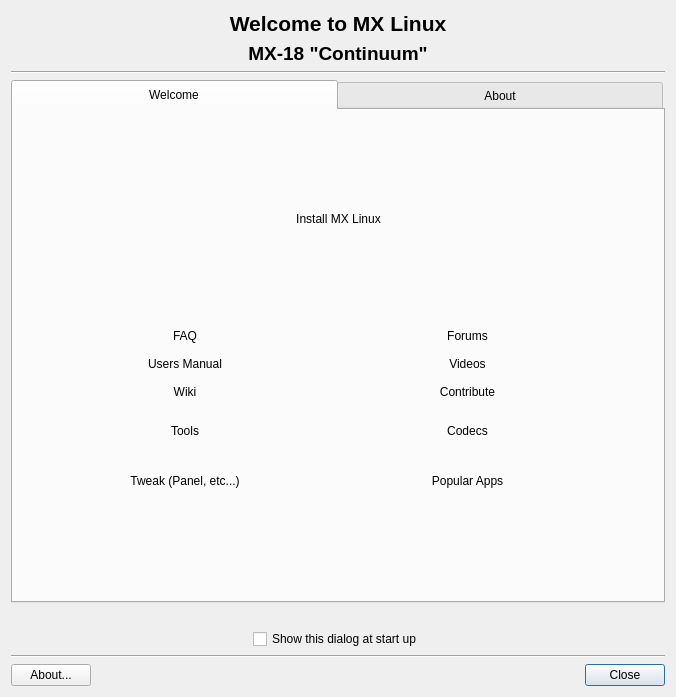
The window that mainwindow.ui (MX-Linux/mx-welcome) describes before a commit, drawn with Qt 5.
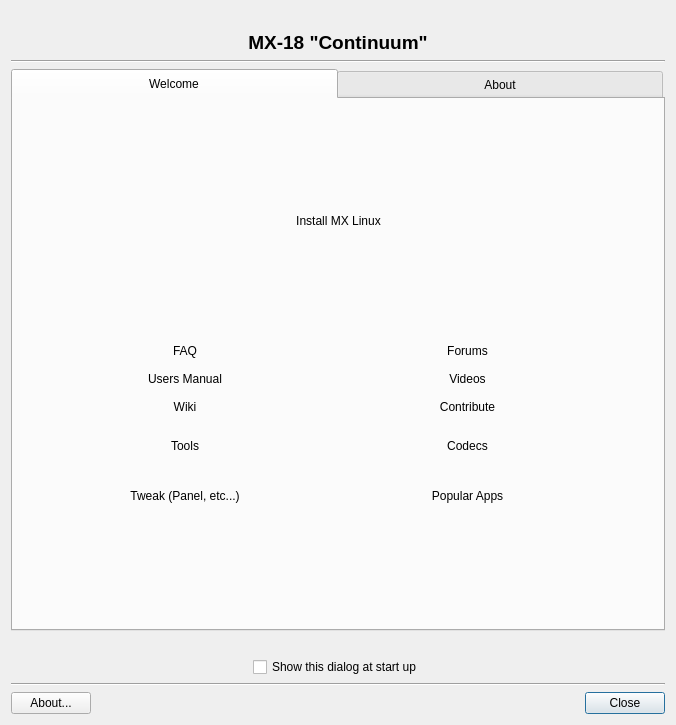
The same window after the commit. The open tabs and pages were chosen to show the change. Icons and pictures are not drawn. Custom widgets are drawn as their Qt base class.

Commit message: only run inxi if about tab is active

Patch:
```diff
--- a/mainwindow.ui
+++ b/mainwindow.ui
@@ -7,7 +7,7 @@
     <x>0</x>
     <y>0</y>
     <width>674</width>
-    <height>697</height>
+    <height>725</height>
    </rect>
   </property>
   <property name="windowTitle">
@@ -35,7 +35,7 @@
      <item row="0" column="0">
       <widget class="QLabel" name="labelgraphic">
        <property name="text">
-        <string>&lt;html&gt;&lt;head/&gt;&lt;body&gt;&lt;p align=&quot;center&quot;&gt;&lt;span style=&quot; font-size:16pt; font-weight:600&quot;&gt;Welcome to MX Linux&lt;/span&gt;&lt;/p&gt;&lt;/body&gt;&lt;/html&gt;</string>
+        <string/>
        </property>
        <property name="pixmap">
         <pixmap>../../../../usr/share/mx-welcome/header.jpg</pixmap>
```
Left out of the diff: 2 changed lines with no effect on the pictures. The commit also changes 2 other files.
